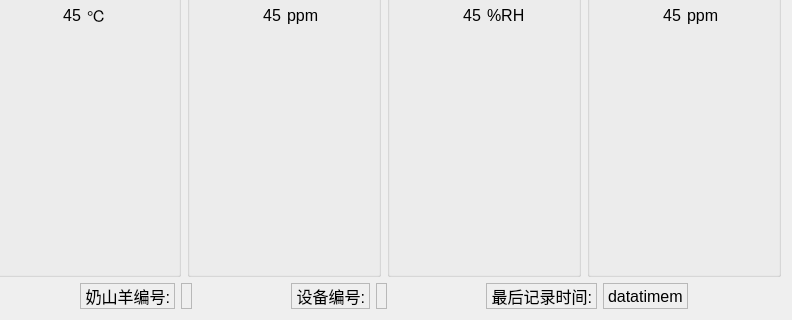
First picture: the form in informationform.ui, repository po-ppy/Goat, before the edit; both pictures show x 257 to 1049 and y 280 to 600 of the 1049 by 600 pixel window.
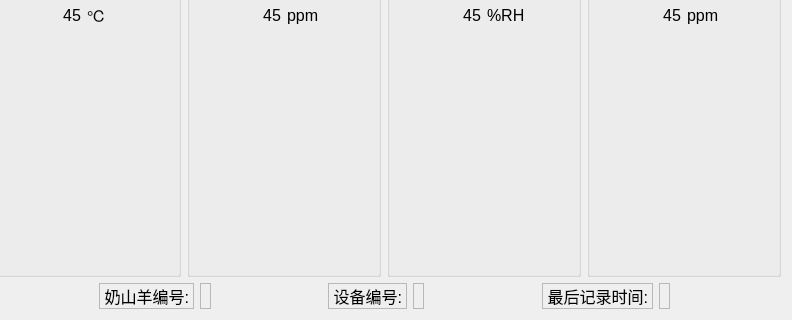
Second picture: the form after the edit.

Patch:
```diff
--- a/informationform.ui
+++ b/informationform.ui
@@ -275,7 +275,7 @@
             <enum>QFrame::StyledPanel</enum>
            </property>
            <property name="text">
-            <string>datatimem</string>
+            <string/>
            </property>
           </widget>
          </item>
```
